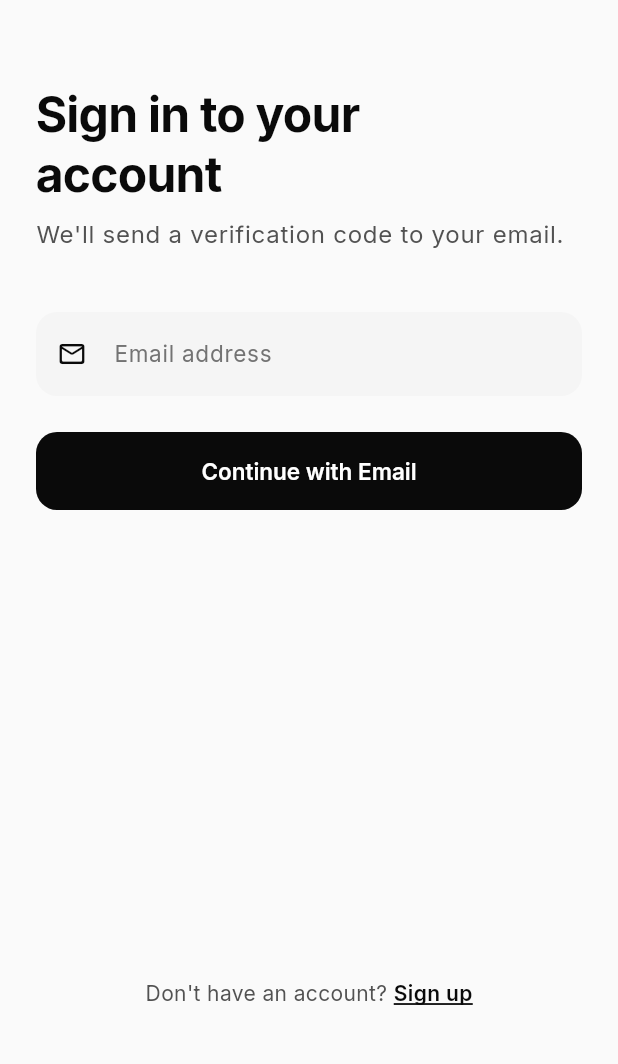
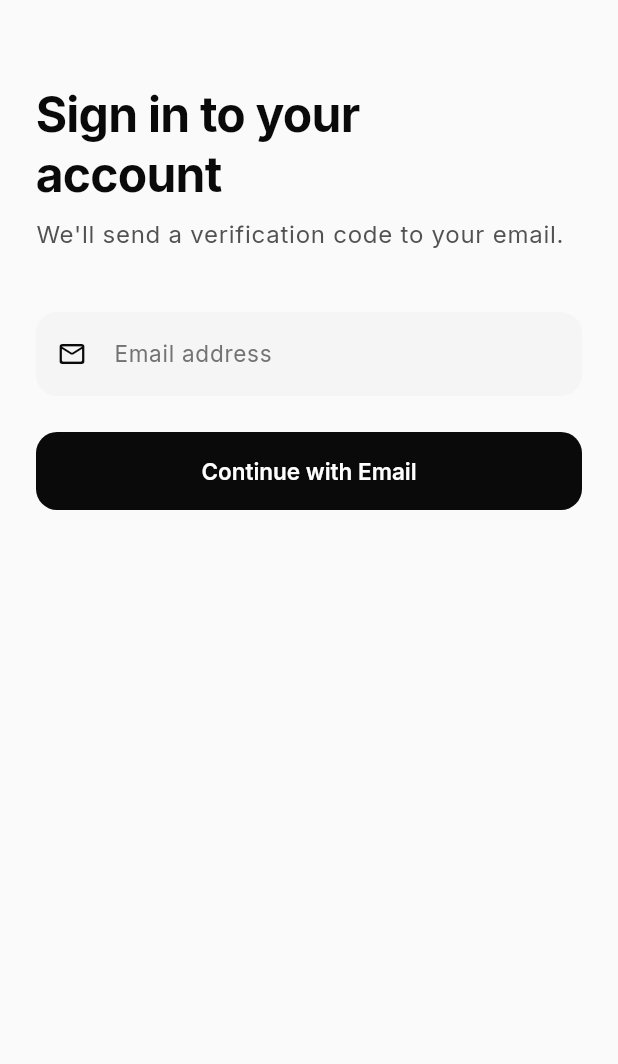
Before and after one commit to arpit-thombe2005/EasySplit, a Flutter app: the screen it shows after launch, on a phone screen of 412 x 824 dp, the part 168-1232 px from its top. Run offline on Flutter 3.47's test engine with Material 3 defaults, Android fonts, the light colour scheme and no system bars; drawn by our look-alikes of flutter_animate; our stand-ins replace dio, flutter_riverpod, flutter_secure_storage, freezed_annotation, go_router, google_fonts and 1 more; generated files the repository leaves out were written again.

Commit message:
Remove redundant Add Member button in group details and Sign Up link on login screen

```diff
--- a/lib/features/auth/presentation/screens/email_login_screen.dart
+++ b/lib/features/auth/presentation/screens/email_login_screen.dart
@@ -142,35 +142,7 @@ class _EmailLoginScreenState extends ConsumerState<EmailLoginScreen> {
                     .animate(delay: 250.ms)
                     .fadeIn(duration: 400.ms),
 
-                const Spacer(),
-
-                // Sign up link
-                Center(
-                  child: Row(
-                    mainAxisSize: MainAxisSize.min,
-                    children: [
-                      Text(
-                        "Don't have an account? ",
-                        style: theme.textTheme.bodyMedium?.copyWith(
-                          color: cs.secondary,
-                        ),
-                      ),
-                      GestureDetector(
-                        onTap: () => context.push(AppRoutes.signUp),
-                        child: Text(
-                          'Sign up',
-                          style: theme.textTheme.bodyMedium?.copyWith(
-                            fontWeight: FontWeight.w600,
-                            decoration: TextDecoration.underline,
-                          ),
-                        ),
-                      ),
-                    ],
-                  ),
-                )
-                    .animate(delay: 300.ms)
-                    .fadeIn(duration: 400.ms),
-                const SizedBox(height: 16),
+                const SizedBox(height: 24),
               ],
             ),
           ),
```
Also changed, not shown: lib/features/groups/presentation/screens/groups_screen.dart (+1 -11 lines).
